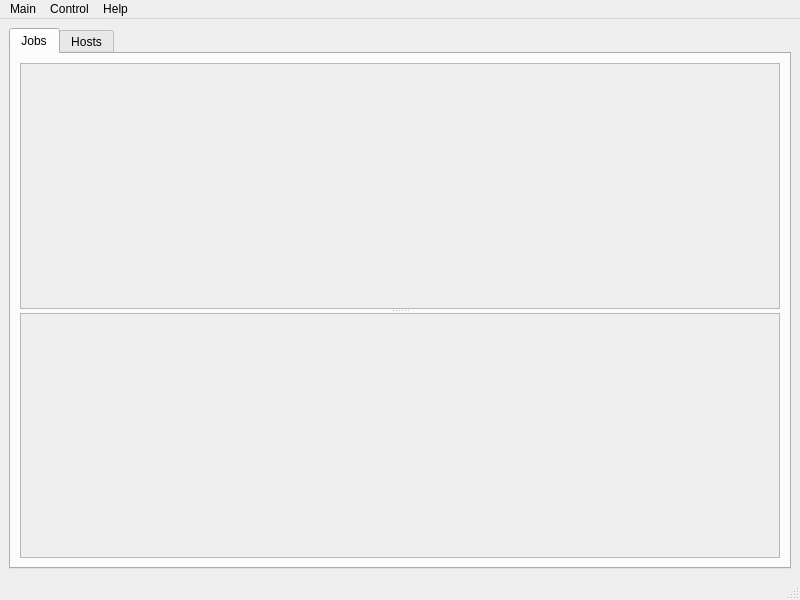
Old version of the form resources/MainWindow.ui in the repository compso/pygrid-ui.
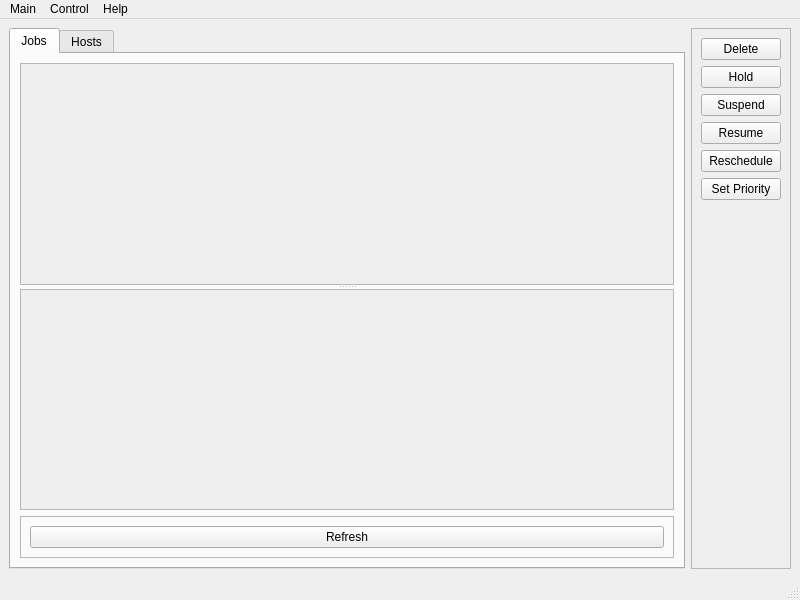
New version of the form.

What changed in the file:
```diff
--- a/resources/MainWindow.ui
+++ b/resources/MainWindow.ui
@@ -11,7 +11,7 @@
    </rect>
   </property>
   <property name="windowTitle">
-   <string>MainWindow</string>
+   <string>QStat Gui</string>
   </property>
   <widget class="QWidget" name="centralwidget">
    <layout class="QHBoxLayout" name="horizontalLayout">
@@ -31,6 +31,12 @@
            <enum>Qt::Vertical</enum>
           </property>
           <widget class="QScrollArea" name="running_scroll">
+           <property name="sizePolicy">
+            <sizepolicy hsizetype="Expanding" vsizetype="MinimumExpanding">
+             <horstretch>0</horstretch>
+             <verstretch>0</verstretch>
+            </sizepolicy>
+           </property>
            <property name="widgetResizable">
             <bool>true</bool>
            </property>
@@ -39,29 +45,50 @@
              <rect>
               <x>0</x>
               <y>0</y>
-              <width>762</width>
-              <height>312</height>
+              <width>659</width>
+              <height>283</height>
              </rect>
             </property>
+            <layout class="QVBoxLayout" name="verticalLayout_3"/>
            </widget>
           </widget>
           <widget class="QScrollArea" name="pending_scroll">
            <property name="widgetResizable">
             <bool>true</bool>
            </property>
-           <widget class="QWidget" name="pendding_w">
+           <widget class="QWidget" name="pending_w">
             <property name="geometry">
              <rect>
               <x>0</x>
               <y>0</y>
-              <width>762</width>
-              <height>178</height>
+              <width>659</width>
+              <height>162</height>
              </rect>
             </property>
+            <layout class="QVBoxLayout" name="verticalLayout_4"/>
            </widget>
           </widget>
          </widget>
         </item>
+        <item>
+         <widget class="QFrame" name="frame">
+          <property name="frameShape">
+           <enum>QFrame::StyledPanel</enum>
+          </property>
+          <property name="frameShadow">
+           <enum>QFrame::Raised</enum>
+          </property>
+          <layout class="QHBoxLayout" name="horizontalLayout_3">
+           <item>
+            <widget class="QPushButton" name="refresh_btn">
+             <property name="text">
+              <string>Refresh</string>
+             </property>
+            </widget>
+           </item>
+          </layout>
+         </widget>
+        </item>
        </layout>
       </widget>
       <widget class="QWidget" name="hosts_tab">
@@ -82,6 +109,73 @@
       </widget>
      </widget>
     </item>
+    <item>
+     <widget class="QFrame" name="frame_2">
+      <property name="frameShape">
+       <enum>QFrame::StyledPanel</enum>
+      </property>
+      <property name="frameShadow">
+       <enum>QFrame::Raised</enum>
+      </property>
+      <layout class="QVBoxLayout" name="verticalLayout_5">
+       <item>
+        <widget class="QPushButton" name="pushButton">
+         <property name="text">
+          <string>Delete</string>
+         </property>
+        </widget>
+       </item>
+       <item>
+        <widget class="QPushButton" name="pushButton_2">
+         <property name="text">
+          <string>Hold</string>
+         </property>
+        </widget>
+       </item>
+       <item>
+        <widget class="QPushButton" name="pushButton_3">
+         <property name="text">
+          <string>Suspend</string>
+         </property>
+        </widget>
+       </item>
+       <item>
+        <widget class="QPushButton" name="pushButton_5">
+         <property name="text">
+          <string>Resume</string>
+         </property>
+        </widget>
+       </item>
+       <item>
+        <widget class="QPushButton" name="pushButton_4">
+         <property name="text">
+          <string>Reschedule</string>
+         </property>
+        </widget>
+       </item>
+       <item>
+        <widget class="QPushButton" name="pushButton_6">
+         <property name="text">
+          <string>Set Priority</string>
+         </property>
+        </widget>
+       </item>
+       <item>
+        <spacer name="verticalSpacer">
+         <property name="orientation">
+          <enum>Qt::Vertical</enum>
+         </property>
+         <property name="sizeHint" stdset="0">
+          <size>
+           <width>20</width>
+           <height>40</height>
+          </size>
+         </property>
+        </spacer>
+       </item>
+      </layout>
+     </widget>
+    </item>
    </layout>
   </widget>
   <widget class="QMenuBar" name="menubar">
```
Left out of the diff: 4 changed lines with no effect on the pictures.
